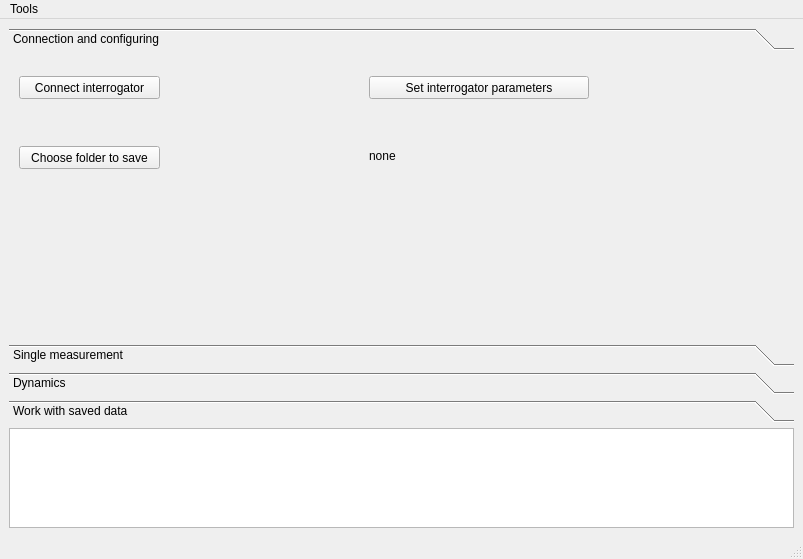
Qt form UIs/mainwindow.ui (IlyaVatnik/AFR_interrogator) before a commit.
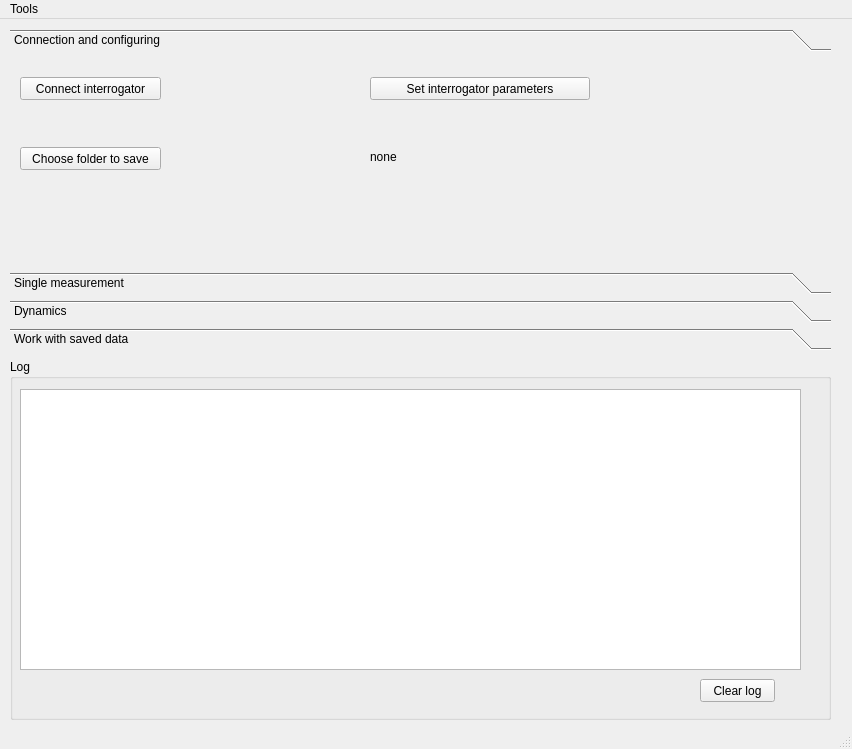
The same form after that commit.

```diff
--- a/UIs/mainwindow.ui
+++ b/UIs/mainwindow.ui
@@ -6,17 +6,23 @@
    <rect>
     <x>0</x>
     <y>0</y>
-    <width>803</width>
-    <height>559</height>
+    <width>852</width>
+    <height>749</height>
    </rect>
   </property>
   <property name="windowTitle">
    <string>MainWindow</string>
   </property>
   <widget class="QWidget" name="centralwidget">
-   <layout class="QVBoxLayout" name="verticalLayout">
-    <item>
      <widget class="QToolBox" name="toolBoxfdsfs">
+    <property name="geometry">
+     <rect>
+      <x>10</x>
+      <y>10</y>
+      <width>821</width>
+      <height>321</height>
+     </rect>
+    </property>
       <property name="currentIndex">
        <number>0</number>
       </property>
@@ -25,8 +31,8 @@
         <rect>
          <x>0</x>
          <y>0</y>
-         <width>781</width>
-         <height>255</height>
+       <width>821</width>
+       <height>213</height>
         </rect>
        </property>
        <attribute name="label">
@@ -332,26 +338,56 @@
        </widget>
       </widget>
      </widget>
-    </item>
-    <item>
+   <widget class="QGroupBox" name="groupBox">
+    <property name="geometry">
+     <rect>
+      <x>10</x>
+      <y>340</y>
+      <width>821</width>
+      <height>361</height>
+     </rect>
+    </property>
+    <property name="title">
+     <string>Log</string>
+    </property>
      <widget class="QTextBrowser" name="LogField">
+     <property name="geometry">
+      <rect>
+       <x>10</x>
+       <y>30</y>
+       <width>781</width>
+       <height>281</height>
+      </rect>
+     </property>
       <property name="maximumSize">
        <size>
         <width>16777215</width>
-        <height>100</height>
+       <height>300</height>
        </size>
       </property>
      </widget>
-    </item>
-   </layout>
+    <widget class="QPushButton" name="pushButton_clearLog">
+     <property name="geometry">
+      <rect>
+       <x>690</x>
+       <y>320</y>
+       <width>75</width>
+       <height>23</height>
+      </rect>
+     </property>
+     <property name="text">
+      <string>Clear log</string>
+     </property>
+    </widget>
+   </widget>
   </widget>
   <widget class="QMenuBar" name="menubar">
    <property name="geometry">
     <rect>
      <x>0</x>
      <y>0</y>
-     <width>803</width>
-     <height>26</height>
+     <width>852</width>
+     <height>21</height>
     </rect>
    </property>
    <widget class="QMenu" name="menuTools">
```
Left out of the diff: 12 changed lines with no effect on the pictures. Lines whose indentation alone changed are shown as unchanged.
